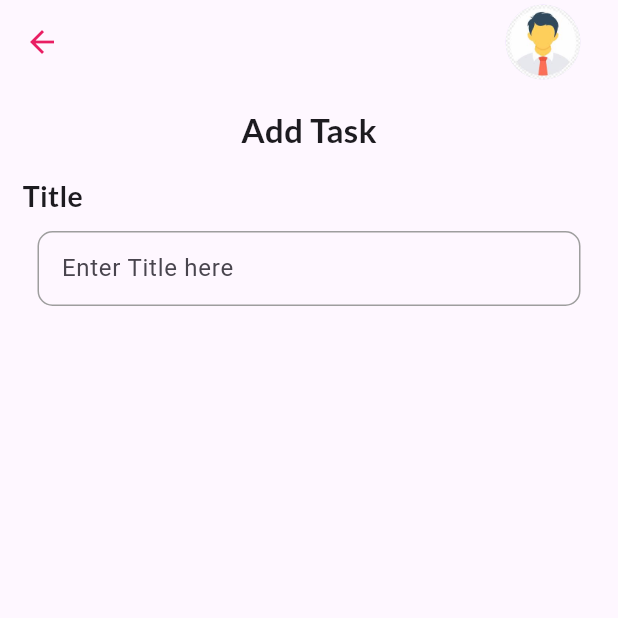
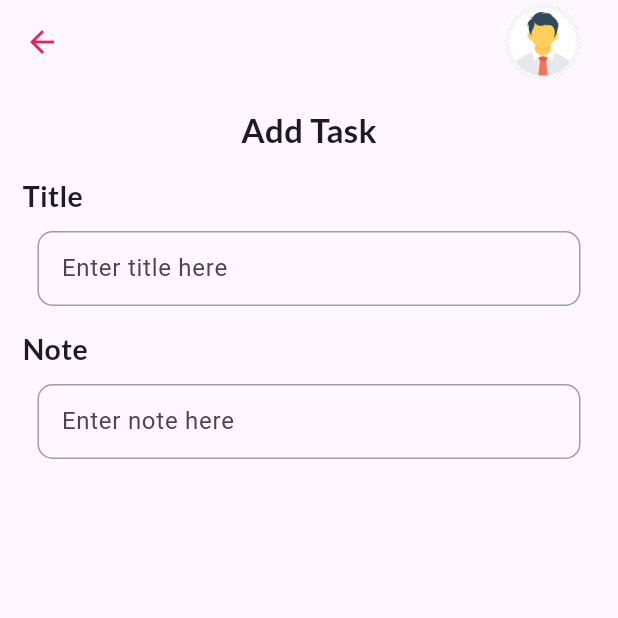
Before and after one commit to rama-alatiq/to_do_app, a Flutter app: the screen it shows after launch, on a phone screen of 412 x 824 dp, the top half of it. Run offline on Flutter 3.47's test engine with Material 3 defaults, Android fonts, the phone set to English and light mode, and no system bars; our stand-ins replace google_fonts.

Commit message:
update settings.json and add_task_page.dart

```diff
--- a/lib/pages/add_task_page.dart
+++ b/lib/pages/add_task_page.dart
@@ -1,5 +1,6 @@
 import 'package:flutter/material.dart';
 import 'package:to_do_app/fonts.dart';
+import 'package:to_do_app/widgets/inputField.dart';
 
 class AddTaskPage extends StatefulWidget {
   const AddTaskPage({super.key});
@@ -44,51 +45,24 @@ class _AddTaskPageState extends State<AddTaskPage> {
             const SizedBox(
               height: 15,
             ),
-             Column(
-             crossAxisAlignment: CrossAxisAlignment.start,
-             children: [
-              Text(
-                "Title",
-                style: inputFieldTitle.copyWith(fontSize: 19,fontWeight: FontWeight.bold),
-              ),
-             Container(
-              margin: const EdgeInsets.only(left: 10,right: 10,top: 10),
-              decoration: BoxDecoration(
-                borderRadius: BorderRadius.circular(10),
-              border: Border.all(
-                color: Colors.grey
-              )
-              ),
-               child: Padding(
-                 padding: const EdgeInsets.only(left: 15),
-                 child: TextFormField(
-                  decoration: const InputDecoration(
-                    hintText: "Enter Title here",
-                    focusedBorder: UnderlineInputBorder(
-                      borderSide: BorderSide(
-                        color: Colors.pink
-                      ),
-                    ),
-                    enabledBorder: UnderlineInputBorder(
-                      borderSide: BorderSide(
-                        color: Colors.transparent
-                      )
-                    )
-                  ),
-                 ),
-               ),
-             )
-             ],
-            )
+            const InputField(
+               label: "Title",
+               hintText: "Enter title here",
+            ),
 
-          ],
-        ),
-        )
+              const InputField(
+               label: "Note",
+               hintText: "Enter note here",
+            ),
 
 
-      ) ,
 
 
+          ]
+      ),
+
+      ),
+    )
     );
   }
 }
--- /dev/null
+++ b/lib/widgets/inputField.dart
@@ -0,0 +1,49 @@
+import 'package:flutter/material.dart';
+import 'package:to_do_app/fonts.dart';
+
+class InputField extends StatelessWidget {
+  const InputField({
+    super.key,
+    required this.label,
+    required this.hintText,
+    this.icon,
+  });
+
+  final String label;
+  final String hintText;
+  final Widget? icon;
+  @override
+  Widget build(BuildContext context) {
+    return Container(
+      margin: const EdgeInsets.only(bottom: 15),
+      child: Column(
+        crossAxisAlignment: CrossAxisAlignment.start,
+        children: [
+          Text(
+          label,
+            style: inputFieldTitle.copyWith(
+                fontSize: 19, fontWeight: FontWeight.bold),
+          ),
+          Container(
+            margin: const EdgeInsets.only(left: 10, right: 10, top: 10),
+            decoration: BoxDecoration(
+                borderRadius: BorderRadius.circular(10),
+                border: Border.all(color: Colors.grey)),
+            child: Padding(
+              padding: const EdgeInsets.only(left: 15),
+              child: TextFormField(
+                decoration: InputDecoration(
+                    hintText: hintText,
+                    focusedBorder: UnderlineInputBorder(
+                      borderSide: BorderSide(color: Colors.pink),
+                    ),
+                    enabledBorder: UnderlineInputBorder(
+                        borderSide: BorderSide(color: Colors.transparent))),
+              ),
+            ),
+          )
+        ],
+      ),
+    );
+  }
+}
```
